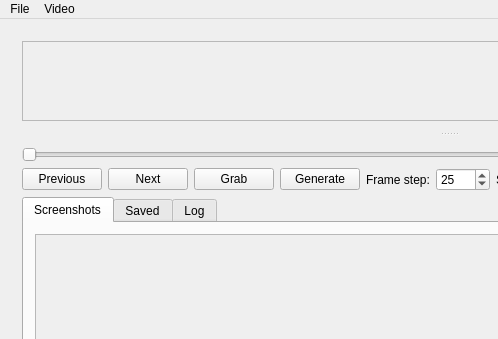
Old version of the form mainwindow.ui in the repository labyrinthofdreams/screenpicker; both pictures show x 0 to 498 and y 0 to 339 of the 898 by 521 pixel window.
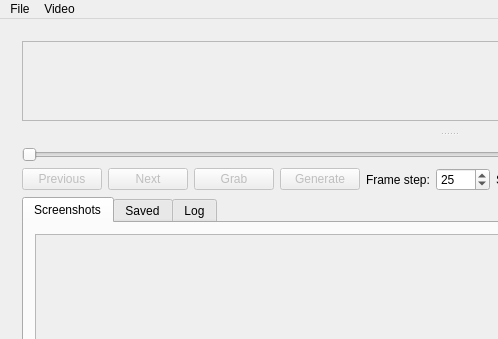
New version of the form. Custom widgets are drawn as their Qt base class.

Commit message: Make buttons disabled at start

Diff of the .ui file:
```diff
--- a/mainwindow.ui
+++ b/mainwindow.ui
@@ -120,6 +120,9 @@
          <layout class="QHBoxLayout" name="horizontalLayout">
           <item>
            <widget class="QPushButton" name="previousButton">
+            <property name="enabled">
+             <bool>false</bool>
+            </property>
             <property name="toolTip">
              <string>Show previous frame</string>
             </property>
@@ -130,6 +133,9 @@
           </item>
           <item>
            <widget class="QPushButton" name="nextButton">
+            <property name="enabled">
+             <bool>false</bool>
+            </property>
             <property name="toolTip">
              <string>Show next frame</string>
             </property>
@@ -140,6 +146,9 @@
           </item>
           <item>
            <widget class="QPushButton" name="grabButton">
+            <property name="enabled">
+             <bool>false</bool>
+            </property>
             <property name="toolTip">
              <string>Grab currently shown frame</string>
             </property>
@@ -150,6 +159,9 @@
           </item>
           <item>
            <widget class="QPushButton" name="generateButton">
+            <property name="enabled">
+             <bool>false</bool>
+            </property>
             <property name="text">
              <string>Generate</string>
             </property>
```
